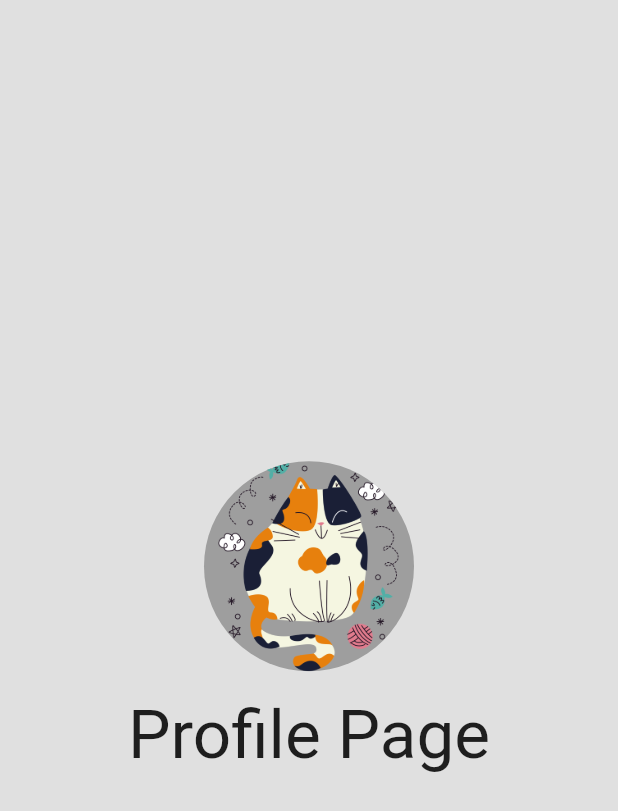
After one commit to tamisakita/pets_project, a Flutter app: the ProfileScreen screen opened directly, on a phone screen of 412 x 824 dp. The commit adds this screen. Shown: the top 811 px of the screen. Run offline on Flutter 3.47's test engine with Material 2 defaults, Android fonts, the phone set to English and light mode, and no system bars; our stand-ins replace curved_navigation_bar, google_fonts; network calls fail.

```diff
--- a/lib/main.dart
+++ b/lib/main.dart
@@ -14,8 +14,8 @@ class MyApp extends StatelessWidget {
   @override
   Widget build(BuildContext context) {
     return MaterialApp(
-      home: HomeScreen(),
-      initialRoute: MenuScreen.id,
+      // home: HomeScreen(),
+      initialRoute: HomeScreen.id,
       routes: {
         HomeScreen.id: (context) => const HomeScreen(),
         MenuScreen.id: (context) => const MenuScreen(),
--- a/lib/screens/home_screen.dart
+++ b/lib/screens/home_screen.dart
@@ -2,8 +2,8 @@ import 'package:curved_navigation_bar/curved_navigation_bar.dart';
 import 'package:flutter/cupertino.dart';
 import 'package:flutter/material.dart';
 import 'package:pets_project/screens/cat_fact_screen.dart';
-import 'package:pets_project/screens/login_screen.dart';
 import 'package:pets_project/screens/menu_screen.dart';
+import 'package:pets_project/screens/profile_screen.dart';
 
 class HomeScreen extends StatefulWidget {
   static const String id = 'home_screen';
@@ -18,7 +18,7 @@ class _HomeScreenState extends State<HomeScreen> {
   int index = 1;
 
   final screens = [
-    LoginScreen(),
+    ProfileScreen(),
     MenuScreen(),
     CatFactScreen(),
   ];
--- a/lib/screens/menu_screen.dart
+++ b/lib/screens/menu_screen.dart
@@ -1,4 +1,3 @@
-import 'package:curved_navigation_bar/curved_navigation_bar.dart';
 import 'package:flutter/material.dart';
 import 'package:google_fonts/google_fonts.dart';
 import 'package:pets_project/screens/cat_fact_screen.dart';
--- /dev/null
+++ b/lib/screens/profile_screen.dart
@@ -0,0 +1,34 @@
+import 'package:flutter/cupertino.dart';
+import 'package:flutter/material.dart';
+import 'package:google_fonts/google_fonts.dart';
+
+class ProfileScreen extends StatelessWidget {
+  static const String id = 'profile_screen';
+
+  const ProfileScreen({Key? key}) : super(key: key);
+
+  @override
+  Widget build(BuildContext context) {
+    return Scaffold(
+      backgroundColor: Colors.grey[300],
+      body: SafeArea(
+        child: Column(mainAxisAlignment: MainAxisAlignment.center, children: [
+          Center(
+            child: const CircleAvatar(
+              radius: 70,
+              backgroundImage: AssetImage('lib/images/cat-three.png'),
+              backgroundColor: Colors.grey,
+            ),
+          ),
+          SizedBox(height: 16),
+          Text(
+            'Profile Page',
+            style: GoogleFonts.concertOne(
+              fontSize: 45,
+            ),
+          ),
+        ]),
+      ),
+    );
+  }
+}
```
Also changed, not shown: lib/screens/cat_fact_detail_screen.dart (added, +37 -0 lines), lib/screens/cat_fact_screen.dart (+15 -10 lines).
